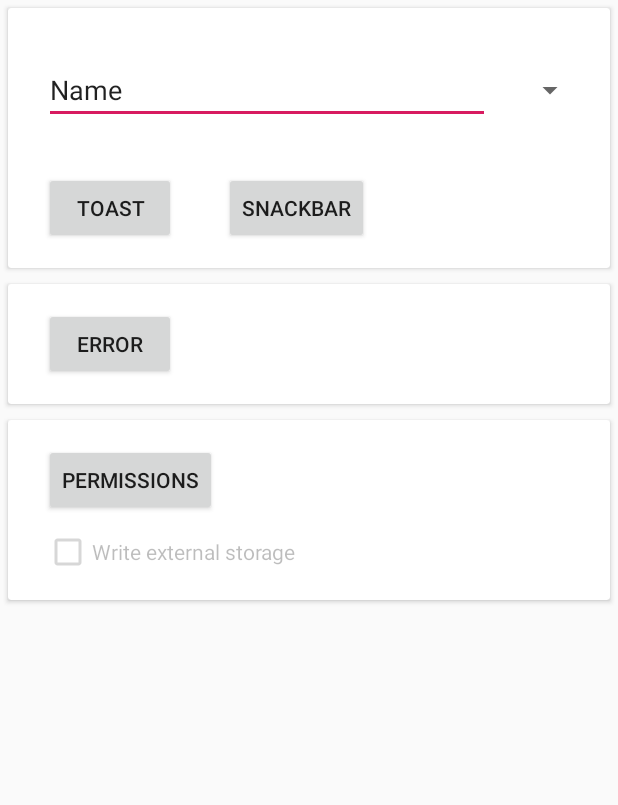
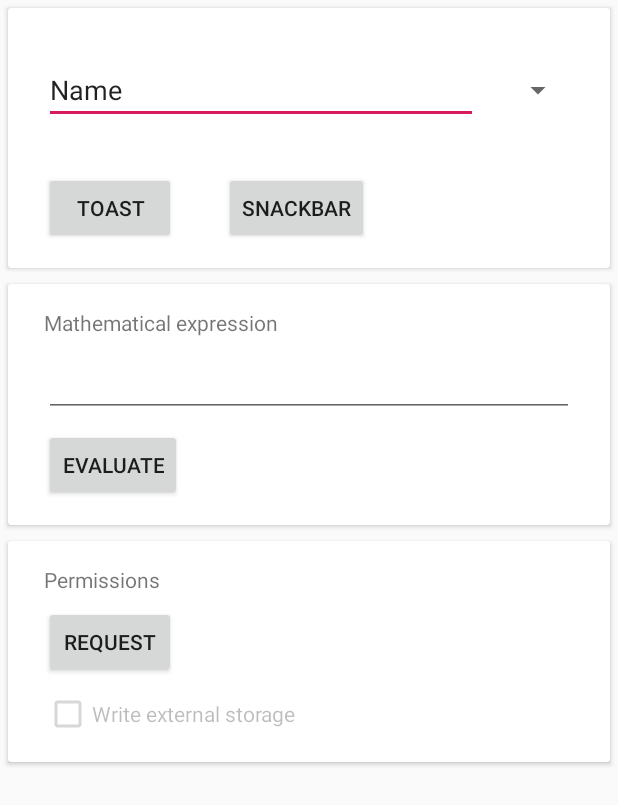
Before and after one commit to zepp/SimpleMVP, an Android app: the layout fragment_main.xml on its own in the app's theme, with its tools: preview values and no code run, on a phone screen of 412 x 824 dp. Shown: the top 805 px of the screen. Run offline under Robolectric (Android 15) with nearby library versions, the phone set to English and light mode, and no system bars.

Commit message:
MainFragment update
- button that throws runtime exception is replaced by evaluation of the mathematical expression

```diff
--- a/testapp/src/main/java/com/testapp/MainPresenter.java
+++ b/testapp/src/main/java/com/testapp/MainPresenter.java
@@ -53,6 +53,8 @@ public class MainPresenter extends MvpBasePresenter<MainState> {
         } else if (viewId == R.id.toast_text) {
             state.setText(text);
             state.addEvent(new Event(lastEventId.incrementAndGet(), "onTextChanged", viewId));
+        } else if (viewId == R.id.expression) {
+            state.setExpression(text.trim());
         }
         commit(state.delay);
     }
@@ -63,8 +65,8 @@ public class MainPresenter extends MvpBasePresenter<MainState> {
         super.onViewClicked(handle, viewId);
         if (viewId == R.id.clear_all) {
             state.clearEvents();
-        } else if (viewId == R.id.raise_error) {
-            throw new RuntimeException("Runtime exception");
+        } else if (viewId == R.id.eval) {
+            state.setExpression(String.valueOf(new MathExpression(state.expression).evaluate()));
         } else {
             if (viewId == R.id.show_toast) {
                 handle.showToast(state.text, state.duration.toastDuration);
--- a/testapp/src/main/java/com/testapp/MainState.java
+++ b/testapp/src/main/java/com/testapp/MainState.java
@@ -14,6 +14,7 @@ public class MainState extends MvpState {
     long delay;
     String searchPattern = "";
     boolean isWriteGranted;
+    String expression = "";
 
     void setText(String text) {
         setChanged(!this.text.equals(text));
@@ -77,6 +78,11 @@ public class MainState extends MvpState {
         isWriteGranted = writeGranted;
     }
 
+    void setExpression(String expression) {
+        setChanged(!this.expression.equals(expression));
+        this.expression = expression;
+    }
+
     @Override
     public synchronized MainState clone() throws CloneNotSupportedException {
         MainState state = (MainState) super.clone();
--- a/testapp/src/main/res/layout/fragment_main.xml
+++ b/testapp/src/main/res/layout/fragment_main.xml
@@ -1,11 +1,16 @@
 <?xml version="1.0" encoding="utf-8"?>
-<LinearLayout xmlns:android="http://schemas.android.com/apk/res/android"
+
+<android.support.v4.widget.NestedScrollView xmlns:android="http://schemas.android.com/apk/res/android"
     xmlns:app="http://schemas.android.com/apk/res-auto"
     xmlns:tools="http://schemas.android.com/tools"
     android:layout_width="match_parent"
     android:layout_height="match_parent"
-    android:orientation="vertical"
     tools:context=".MainActivity">
+
+    <LinearLayout
+        android:layout_width="match_parent"
+        android:layout_height="wrap_content"
+        android:orientation="vertical">
 
         <android.support.v7.widget.CardView
             android:layout_width="match_parent"
@@ -34,7 +39,7 @@
                     android:layout_width="wrap_content"
                     android:layout_height="wrap_content"
                     android:layout_marginStart="16dp"
-                android:layout_marginEnd="16dp"
+                    android:layout_marginEnd="24dp"
                     app:layout_constraintBottom_toBottomOf="@id/toast_text"
                     app:layout_constraintEnd_toEndOf="parent"
                     app:layout_constraintStart_toEndOf="@+id/toast_text"
@@ -69,15 +74,45 @@
             android:layout_height="wrap_content"
             android:layout_margin="5dp">
 
-        <Button
-            android:id="@+id/raise_error"
-            android:layout_width="wrap_content"
+            <android.support.constraint.ConstraintLayout
+                android:layout_width="match_parent"
+                android:layout_height="wrap_content">
+
+                <TextView
+                    android:id="@+id/expression_title"
+                    android:layout_width="0dp"
                     android:layout_height="wrap_content"
                     android:layout_marginStart="24dp"
                     android:layout_marginTop="16dp"
+                    android:layout_marginEnd="24dp"
+                    android:text="@string/main_expression"
+                    app:layout_constraintEnd_toEndOf="parent"
+                    app:layout_constraintStart_toStartOf="parent"
+                    app:layout_constraintTop_toTopOf="parent" />
+
+                <com.simplemvp.view.MvpEditText
+                    android:id="@+id/expression"
+                    android:layout_width="0dp"
+                    android:layout_height="wrap_content"
+                    android:layout_marginTop="8dp"
+                    android:singleLine="true"
+                    app:layout_constraintEnd_toEndOf="@+id/expression_title"
+                    app:layout_constraintHorizontal_bias="0.0"
+                    app:layout_constraintStart_toStartOf="@id/expression_title"
+                    app:layout_constraintTop_toBottomOf="@id/expression_title" />
+
+                <Button
+                    android:id="@+id/eval"
+                    android:layout_width="wrap_content"
+                    android:layout_height="wrap_content"
+                    android:layout_marginTop="8dp"
                     android:layout_marginBottom="16dp"
-            android:text="@string/main_error" />
+                    android:text="@string/main_eval"
+                    app:layout_constraintBottom_toBottomOf="parent"
+                    app:layout_constraintStart_toStartOf="@id/expression"
+                    app:layout_constraintTop_toBottomOf="@id/expression" />
 
+            </android.support.constraint.ConstraintLayout>
         </android.support.v7.widget.CardView>
 
         <android.support.v7.widget.CardView
@@ -89,15 +124,26 @@
                 android:layout_width="match_parent"
                 android:layout_height="wrap_content">
 
+                <TextView
+                    android:id="@+id/permission_title"
+                    android:layout_width="0dp"
+                    android:layout_height="wrap_content"
+                    android:layout_marginStart="24dp"
+                    android:layout_marginTop="16dp"
+                    android:layout_marginEnd="24dp"
+                    android:text="@string/main_permissions"
+                    app:layout_constraintEnd_toEndOf="parent"
+                    app:layout_constraintStart_toStartOf="parent"
+                    app:layout_constraintTop_toTopOf="parent" />
+
                 <Button
                     android:id="@+id/request_permissions"
                     android:layout_width="wrap_content"
                     android:layout_height="wrap_content"
-                android:layout_marginStart="24dp"
-                android:layout_marginTop="16dp"
-                android:text="@string/main_request_perms"
-                app:layout_constraintStart_toStartOf="parent"
-                app:layout_constraintTop_toTopOf="parent" />
+                    android:layout_marginTop="8dp"
+                    android:text="@string/main_perm_request"
+                    app:layout_constraintStart_toStartOf="@id/permission_title"
+                    app:layout_constraintTop_toBottomOf="@id/permission_title" />
 
                 <CheckBox
                     android:id="@+id/write_granted"
@@ -116,3 +162,5 @@
         </android.support.v7.widget.CardView>
 
     </LinearLayout>
+
+</android.support.v4.widget.NestedScrollView>
--- a/testapp/src/main/res/values/strings.xml
+++ b/testapp/src/main/res/values/strings.xml
@@ -11,7 +11,9 @@
     <string name="settings_switch">Enable</string>
     <string name="main_toast">toast</string>
     <string name="main_snackbar">snackbar</string>
-    <string name="main_error">error</string>
-    <string name="main_request_perms">Permissions</string>
+    <string name="main_expression">Mathematical expression</string>
+    <string name="main_eval">Evaluate</string>
+    <string name="main_permissions">Permissions</string>
+    <string name="main_perm_request">Request</string>
     <string name="main_write_perms">Write external storage</string>
 </resources>
```
Also changed, not shown: testapp/src/main/java/com/testapp/MainFragment.java (+11 -3 lines), testapp/src/main/java/com/testapp/MathExpression.java (added, +89 -0 lines). Lines whose indentation alone changed are shown as unchanged.
